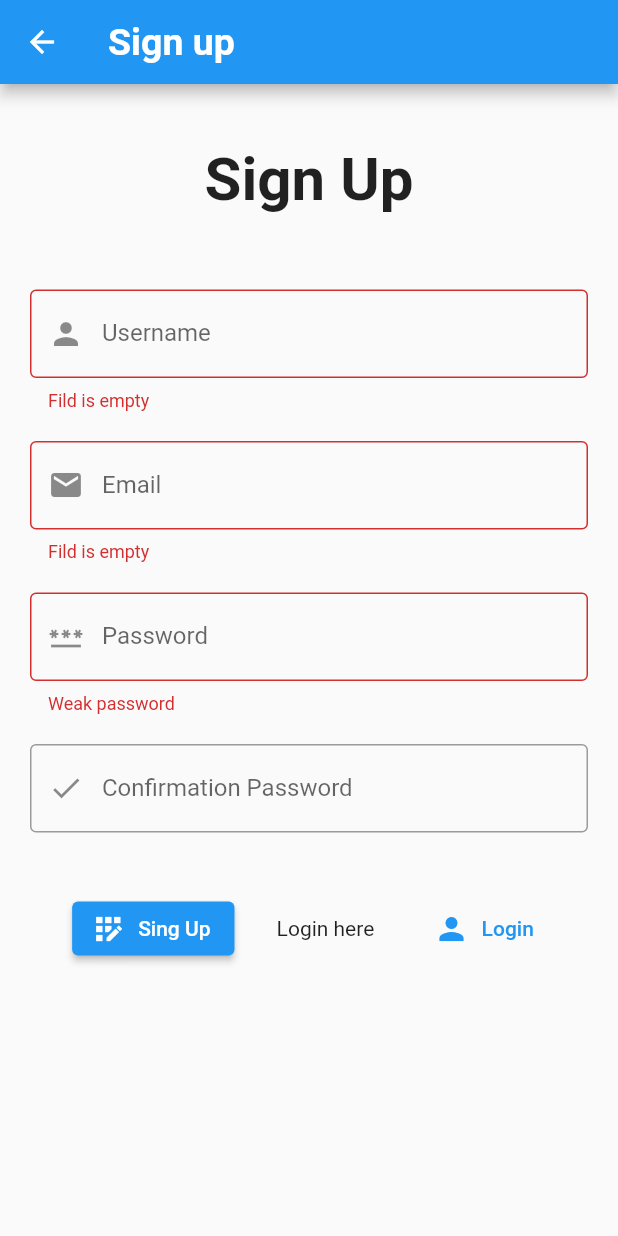
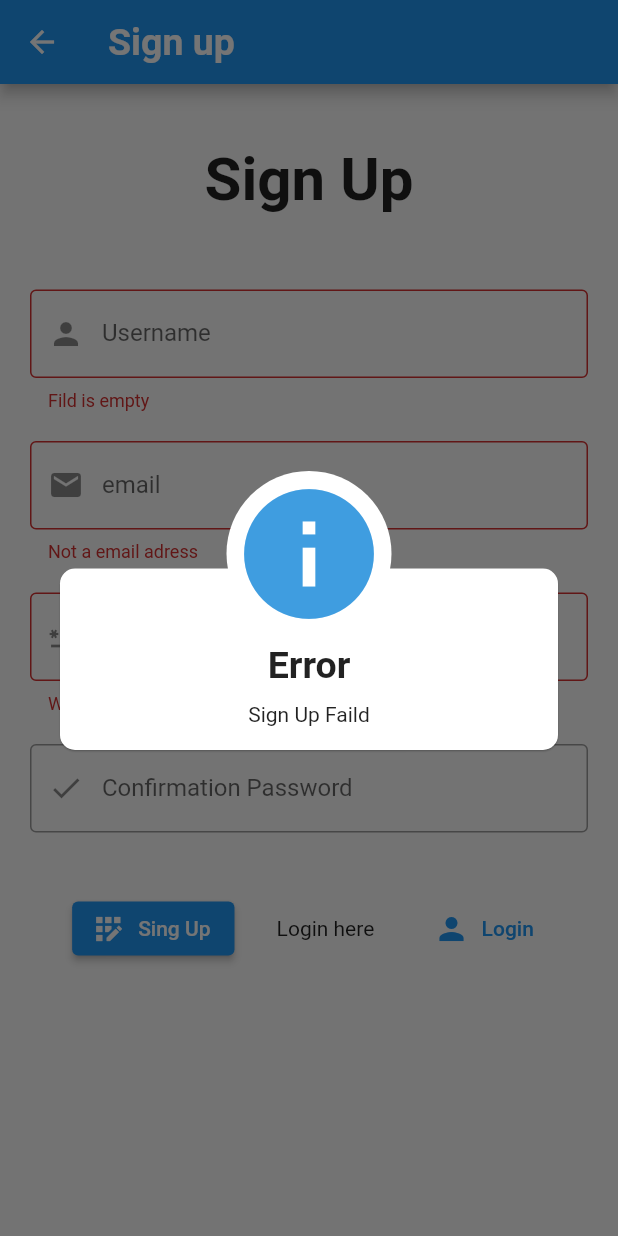
Before and after one commit to yasedd/arosa, a Flutter app: the Signup_page screen opened by its route, after a tap on "Sing Up", on a phone screen of 412 x 824 dp. Run offline on Flutter 3.47's test engine with Material 2 defaults, Android fonts, the phone set to English and light mode, and no system bars; our stand-ins replace awesome_dialog, firebase_auth, firebase_core; missing offline and left inert: profile; accounts and stored records are empty.

Commit message:
seconde commit

```diff
--- a/lib/auth/Login_page.dart
+++ b/lib/auth/Login_page.dart
@@ -1,4 +1,5 @@
-// import 'package:arosa/main.dart';
+import 'package:awesome_dialog/awesome_dialog.dart';
+import 'package:firebase_auth/firebase_auth.dart';
 import 'package:flutter/material.dart';
 
 class Login_page extends StatefulWidget {
@@ -9,12 +10,36 @@ class Login_page extends StatefulWidget {
 }
 
 class _Login_pageState extends State<Login_page> {
-  var username;
+  var email;
   var password;
   GlobalKey<FormState> formkey = GlobalKey<FormState>();
-  login() {
+  login() async {
+    print('$email $password');
     if (formkey.currentState!.validate()) {
-      Navigator.of(context).pushReplacementNamed('Home');
+      formkey.currentState!.save();
+      try {
+        final credential = await FirebaseAuth.instance
+            .signInWithEmailAndPassword(email: email, password: password);
+        return credential;
+      } on FirebaseAuthException catch (e) {
+        if (e.code == 'user-not-found') {
+          AwesomeDialog(
+                  context: context,
+                  dialogType: DialogType.error,
+                  title: 'Error',
+                  desc: 'No user found for that email.')
+              .show();
+          print('No user found for that email.');
+        } else if (e.code == 'wrong-password') {
+          AwesomeDialog(
+                  context: context,
+                  dialogType: DialogType.error,
+                  title: 'Error',
+                  desc: 'Wrong password provided for that user.')
+              .show();
+          print('Wrong password provided for that user.');
+        }
+      }
     }
   }
 
@@ -55,10 +80,10 @@ class _Login_pageState extends State<Login_page> {
                     TextFormField(
                       decoration: const InputDecoration(
                         border: OutlineInputBorder(),
-                        labelText: 'Username',
+                        labelText: 'email',
                         prefixIcon: Icon(Icons.person),
                       ),
-                      onSaved: (newValue) => username = newValue,
+                      onSaved: (newValue) => email = newValue,
                       validator: (value) {
                         if (value == null || value.isEmpty) {
                           return 'Please entre your user name';
@@ -98,8 +123,17 @@ class _Login_pageState extends State<Login_page> {
               mainAxisAlignment: MainAxisAlignment.spaceEvenly,
               children: [
                 ElevatedButton.icon(
-                    onPressed: () {
-                      login();
+                    onPressed: () async {
+                      UserCredential responce = await login();
+                      // ignore: unnecessary_null_comparison
+                      if (responce != null) {
+                        Navigator.of(context).pushReplacementNamed('home page');
+                      } else {
+                        print("Login faild ");
+                      }
+                      print('***************');
+                      print(responce);
+                      print('***************');
                     },
                     icon: const Icon(Icons.login),
                     label: const Text('Login')),
--- a/lib/auth/Singup_page.dart
+++ b/lib/auth/Singup_page.dart
@@ -1,5 +1,6 @@
 import 'package:flutter/material.dart';
-// import 'main.dart';
+import 'package:firebase_auth/firebase_auth.dart';
+import 'package:awesome_dialog/awesome_dialog.dart';
 
 class Signup_page extends StatefulWidget {
   const Signup_page({super.key});
@@ -15,9 +16,37 @@ class _Signup_pageState extends State<Signup_page> {
   var phonenumber;
   var password;
   GlobalKey<FormState> formkey = GlobalKey<FormState>();
-  signup() {
+  signup() async {
+    print("$email  $password");
     if (formkey.currentState!.validate()) {
-      Navigator.of(context).pushReplacementNamed('Home');
+      formkey.currentState!.save();
+      try {
+        // ignore: unused_local_variable
+        final credential =
+            await FirebaseAuth.instance.createUserWithEmailAndPassword(
+          email: email,
+          password: password,
+        );
+        return credential;
+      } on FirebaseAuthException catch (e) {
+        if (e.code == 'weak-password') {
+          AwesomeDialog(
+              context: context,
+              title: 'Error',
+              body: const Text('The password provided is too weak.'))
+            ..show();
+          print('The password provided is too weak.');
+        } else if (e.code == 'email-already-in-use') {
+          AwesomeDialog(
+              context: context,
+              title: 'Error',
+              body: const Text('The account already exists for that email.'))
+            ..show();
+          print('The account already exists for that email.');
+        }
+      } catch (e) {
+        print(e);
+      }
     }
   }
 
@@ -67,20 +96,21 @@ class _Signup_pageState extends State<Signup_page> {
                           height: 20,
                         ),
                         TextFormField(
+                          autovalidateMode: AutovalidateMode.onUserInteraction,
                           decoration: const InputDecoration(
-                              labelText: 'Email',
+                              labelText: 'email',
                               border: OutlineInputBorder(),
                               prefixIcon: Icon(Icons.email)),
-                          keyboardType: TextInputType.emailAddress,
                           textInputAction: TextInputAction.next,
                           onSaved: (newValue) {
                             email = newValue;
+                            // print(newValue);
                           },
                           validator: (value) {
-                            if (value == null || value.isEmpty) {
-                              return 'Fild is empty';
+                            if (value!.contains('@') & value.contains('.')) {
+                              return null;
                             } else {
-                              return null;
+                              return 'Not a email adress';
                             }
                           },
                         ),
@@ -93,15 +123,16 @@ class _Signup_pageState extends State<Signup_page> {
                               labelText: 'Password',
                               border: OutlineInputBorder(),
                               prefixIcon: Icon(Icons.password)),
-                          obscureText: true,
+                          // obscureText: true,
                           textInputAction: TextInputAction.next,
                           onSaved: (newValue) {
                             password = newValue;
+                            // print(newValue);
                           },
                           validator: (value) {
                             passconf = value;
                             if (value!.length < 6) {
-                              return "Weak password";
+                              return 'Weak password';
                             } else {
                               return null;
                             }
@@ -116,7 +147,7 @@ class _Signup_pageState extends State<Signup_page> {
                               labelText: 'Confirmation Password',
                               border: OutlineInputBorder(),
                               prefixIcon: Icon(Icons.done)),
-                          obscureText: true,
+                          // obscureText: true,
                           textInputAction: TextInputAction.done,
                           validator: (value) {
                             if (value != passconf) {
@@ -135,8 +166,21 @@ class _Signup_pageState extends State<Signup_page> {
                   mainAxisAlignment: MainAxisAlignment.spaceEvenly,
                   children: [
                     ElevatedButton.icon(
-                        onPressed: () {
-                          signup();
+                        onPressed: () async {
+                          var response = await signup();
+                          // ignore: unnecessary_null_comparison
+                          if (response != null) {
+                            Navigator.of(context).pushNamed('Home');
+                          } else {
+                            // ignore: use_build_context_synchronously
+                            AwesomeDialog(
+                                    context: context,
+                                    title: 'Error',
+                                    desc: 'Sign Up Faild')
+                                .show();
+                          }
+
+                          print(response.user);
                         },
                         icon: const Icon(Icons.app_registration_sharp),
                         label: const Text('Sing Up')),
--- a/lib/main.dart
+++ b/lib/main.dart
@@ -1,4 +1,5 @@
 import 'package:arosa/pages/About.dart';
+import 'package:firebase_core/firebase_core.dart';
 
 import 'pages/State_tools.dart';
 import 'auth/Singup_page.dart';
@@ -7,7 +8,9 @@ import 'auth/Login_page.dart';
 import 'pages/Home_page.dart';
 import 'pages/User_info.dart';
 
-void main() {
+void main() async {
+  WidgetsFlutterBinding.ensureInitialized();
+  await Firebase.initializeApp();
   runApp(const MyApp());
 }
 
--- a/lib/pages/Home_page.dart
+++ b/lib/pages/Home_page.dart
@@ -1,6 +1,7 @@
 // import 'package:arosa/main.dart';
 
 import 'package:arosa/scaffold_adds/drawer.dart';
+import 'package:firebase_auth/firebase_auth.dart';
 import 'package:flutter/material.dart';
 
 class Home_page extends StatefulWidget {
@@ -49,7 +50,8 @@ class _Home_pageState extends State<Home_page> {
         centerTitle: true,
         actions: [
           IconButton(
-              onPressed: () {
+              onPressed: () async {
+                await FirebaseAuth.instance.signOut();
                 Navigator.of(context).pushReplacementNamed('Login');
               },
               icon: const Icon(Icons.logout))
--- a/pubspec.yaml
+++ b/pubspec.yaml
@@ -41,6 +41,7 @@ dependencies:
   firebase_auth: ^4.6.1
   cloud_firestore: ^4.7.1
   firebase_storage: ^11.2.1
+  awesome_dialog: ^3.0.2
 
 flutter_native_splash:
   color: "#42a5f5"
```
Also changed, not shown: lib/firebase_options.dart (added), pubspec.lock, 3 other files.
